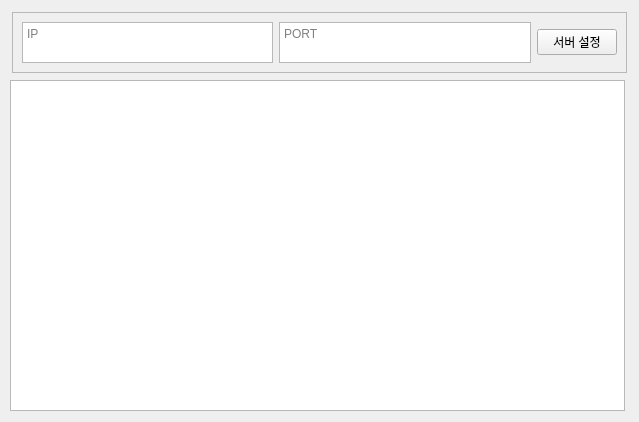
First picture: the form in ChatServer/servermanager.ui, repository BlueBird-0/VEDA_QtChat, before the edit.
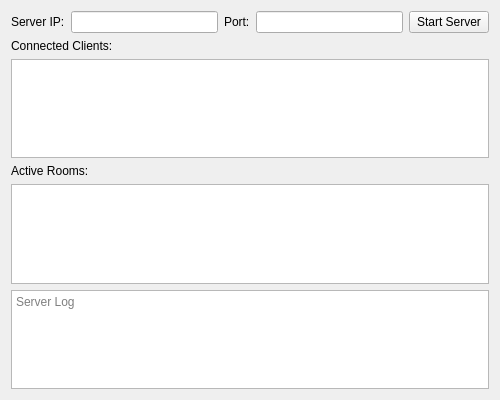
Second picture: the form after the edit.

What changed in the file:
```diff
--- a/ChatServer/servermanager.ui
+++ b/ChatServer/servermanager.ui
@@ -6,71 +6,76 @@
    <rect>
     <x>0</x>
     <y>0</y>
-    <width>639</width>
-    <height>422</height>
+    <width>500</width>
+    <height>400</height>
    </rect>
   </property>
   <property name="windowTitle">
    <string>Form</string>
   </property>
-  <widget class="QListWidget" name="clientListWidget">
-   <property name="geometry">
-    <rect>
-     <x>10</x>
-     <y>80</y>
-     <width>615</width>
-     <height>331</height>
-    </rect>
-   </property>
-  </widget>
-  <widget class="QFrame" name="frame">
-   <property name="geometry">
-    <rect>
-     <x>12</x>
-     <y>12</y>
-     <width>615</width>
-     <height>61</height>
-    </rect>
-   </property>
-   <property name="frameShape">
-    <enum>QFrame::Shape::StyledPanel</enum>
-   </property>
-   <property name="frameShadow">
-    <enum>QFrame::Shadow::Raised</enum>
-   </property>
+  <layout class="QVBoxLayout" name="verticalLayout">
+   <item>
    <layout class="QHBoxLayout" name="horizontalLayout">
     <item>
-     <widget class="QTextEdit" name="ipEdit">
-      <property name="enabled">
-       <bool>true</bool>
-      </property>
-      <property name="toolTip">
-       <string extracomment="IP"/>
-      </property>
-      <property name="placeholderText">
-       <string extracomment="IP">IP</string>
-      </property>
+      <widget class="QLabel" name="label">
+       <property name="text">
+        <string>Server IP:</string>
+       </property>
      </widget>
     </item>
     <item>
-     <widget class="QTextEdit" name="portEdit">
-      <property name="toolTip">
-       <string extracomment="PORT"/>
-      </property>
-      <property name="placeholderText">
-       <string extracomment="PORT">PORT</string>
-      </property>
-     </widget>
-    </item>
+      <widget class="QLineEdit" name="ipEdit"/>
+     </item>
+     <item>
+      <widget class="QLabel" name="label_2">
+       <property name="text">
+        <string>Port:</string>
+       </property>
+      </widget>
+     </item>
+     <item>
+      <widget class="QLineEdit" name="portEdit"/>
+     </item>
     <item>
      <widget class="QPushButton" name="pushButton">
       <property name="text">
-       <string>서버 설정</string>
+        <string>Start Server</string>
       </property>
      </widget>
     </item>
    </layout>
-  </widget>
+   </item>
+   <item>
+    <widget class="QLabel" name="label_3">
+     <property name="text">
+      <string>Connected Clients:</string>
+     </property>
+    </widget>
+   </item>
+   <item>
+    <widget class="QListWidget" name="clientListWidget"/>
+   </item>
+   <item>
+    <widget class="QLabel" name="label_4">
+     <property name="text">
+      <string>Active Rooms:</string>
+     </property>
+    </widget>
+   </item>
+   <item>
+    <widget class="QListWidget" name="roomListWidget"/>
+   </item>
+   <item>
+    <widget class="QPlainTextEdit" name="logTextEdit">
+     <property name="readOnly">
+      <bool>true</bool>
+     </property>
+     <property name="placeholderText">
+      <string>Server Log</string>
+     </property>
+    </widget>
+   </item>
+  </layout>
  </widget>
  <resources/>
  <connections/>
```
Left out of the diff: 2 changed lines with no effect on the pictures. Lines whose indentation alone changed are shown as unchanged.
